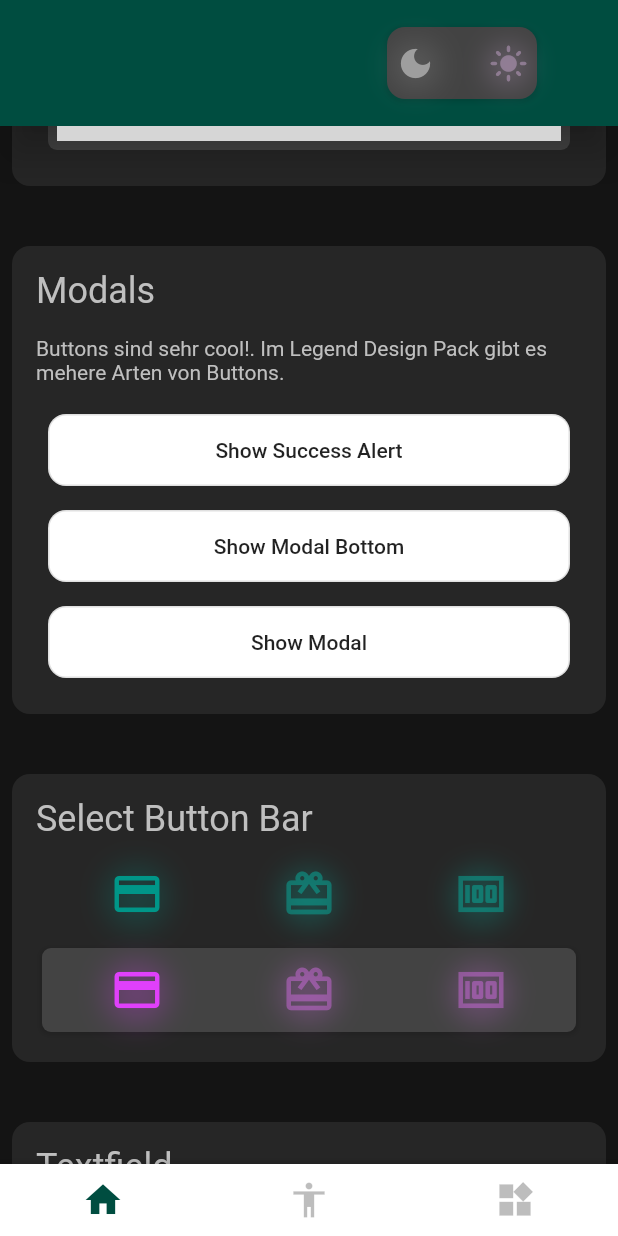
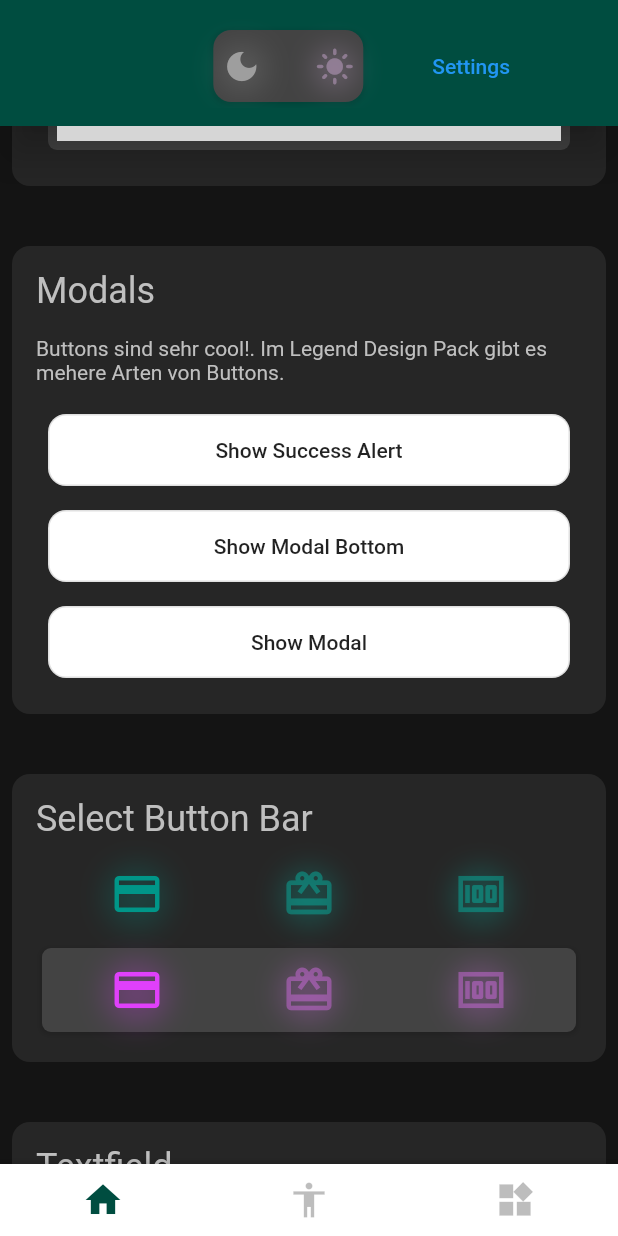
Before and after one commit to ThomasFercher/legend-design, a Flutter app: the WidgetComponents screen opened directly, scrolled down 576 dp, on a phone screen of 412 x 824 dp. Run offline on Flutter 3.47's test engine with Material 2 defaults, Android fonts, the phone set to English and light mode, and no system bars; our stand-ins replace flutter_svg, rive; missing offline and left inert: flutter_syntax_view; Roboto replaces fonts that are missing (sans serif); grey boxes are pictures that could not be loaded.

Commit message:
Settings Menu Sider First Implementation

```diff
--- a/lib/customwidgets/layout/grid/legendGrid.dart
+++ b/lib/customwidgets/layout/grid/legendGrid.dart
@@ -11,12 +11,14 @@ class LegendGrid extends StatelessWidget {
   final LegendGridSize sizes;
   final int? crossAxisCount;
   final EdgeInsets? margin;
+  final double? width;
 
   LegendGrid({
     required this.children,
     required this.sizes,
     this.crossAxisCount,
     this.margin,
+    this.width,
   });
 
   @override
@@ -28,8 +30,15 @@ class LegendGrid extends StatelessWidget {
 
     return LayoutBuilder(builder: (context, constraints) {
       int count = size.count;
-
-      double singleChildWidth = constraints.maxWidth / count;
+      double singleChildWidth;
+      print(width);
+      if (constraints.maxWidth == 0.0) {
+        if (width != null)
+          singleChildWidth = width! / count;
+        else
+          throw Error();
+      } else
+        singleChildWidth = constraints.maxWidth / count;
       int rows = (children.length / count).ceil();
       double height = size.height * rows;
       double aspectRatio = singleChildWidth / (height / rows);
--- a/lib/customwidgets/layout/legendScaffold.dart
+++ b/lib/customwidgets/layout/legendScaffold.dart
@@ -11,6 +11,7 @@ import 'package:provider/provider.dart';
 import 'package:webstore/customwidgets/layout/fixed/bottomBar.dart/fixedBottomBar.dart';
 import 'package:webstore/customwidgets/layout/sectionNavigation/sectionNavigation.dart';
 import 'package:webstore/customwidgets/layout/sections/section.dart';
+import 'package:webstore/customwidgets/modals/legendDrawer.dart';
 import 'package:webstore/router/routes/sectionProvider.dart';
 import 'package:webstore/router/routes/sectionRouteInfo.dart';
 import 'package:webstore/styles/theming/colors/legendColorTheme.dart';
@@ -68,10 +69,13 @@ class _LegendScaffoldState extends State<LegendScaffold> {
 
   late ScrollController controller;
 
+  late bool showSettings;
+
   @override
   void initState() {
     super.initState();
 
+    showSettings = false;
     controller = new ScrollController(
       initialScrollOffset: 0,
     );
@@ -161,6 +165,16 @@ class _LegendScaffoldState extends State<LegendScaffold> {
           builder: widget.appBarBuilder,
           pcontext: context,
           layoutType: widget.layoutType,
+          onActionPressed: (i) {
+            switch (i) {
+              case 0:
+                setState(() {
+                  showSettings = true;
+                });
+                break;
+              default:
+            }
+          },
         );
       case LayoutType.FixedHeader:
         return FixedAppBar(
@@ -170,6 +184,16 @@ class _LegendScaffoldState extends State<LegendScaffold> {
               : false,
           pcontext: context,
           layoutType: widget.layoutType,
+          onActionPressed: (i) {
+            switch (i) {
+              case 0:
+                setState(() {
+                  showSettings = true;
+                });
+                break;
+              default:
+            }
+          },
         );
       default:
         return SliverToBoxAdapter(
@@ -194,11 +218,6 @@ class _LegendScaffoldState extends State<LegendScaffold> {
       contentPadding = const EdgeInsets.all(4);
     }
 
-    //TODO: Make COntent height fit screen if not specified
-    var fixedHeaderHeight = 10;
-    var whitespace = 16 * 2 + 10;
-    var footerHeight = 200;
-
     LegendTheme theme = Provider.of<LegendTheme>(context);
     SizeProvider.of(context).titleWidth = SizeProvider.calcTextSize(
           "Legend Design",
@@ -214,7 +233,10 @@ class _LegendScaffoldState extends State<LegendScaffold> {
 
     List<Widget> children = getChildren(context);
     if (children.isNotEmpty) children.add(getFooter(120));
-    return Scaffold(
+
+    return Stack(
+      children: [
+        Scaffold(
           endDrawer: DrawerMenu(),
           bottomNavigationBar:
               SizeProvider.of(context).isMobile ? FixedBottomBar() : null,
@@ -238,8 +260,8 @@ class _LegendScaffoldState extends State<LegendScaffold> {
                         getHeader(context),
                         widget.children.isEmpty
                             ? SliverToBoxAdapter(
-                            child:
-                                LayoutBuilder(builder: (context, constraints) {
+                                child: LayoutBuilder(
+                                    builder: (context, constraints) {
                                   double footerheight = 120;
                                   double space = maxHeight -
                                       footerheight -
@@ -326,6 +348,17 @@ class _LegendScaffoldState extends State<LegendScaffold> {
                 ),
             ],
           ),
+        ),
+        if (showSettings)
+          LegendDrawer(
+            width: 600,
+            onClosed: () {
+              setState(() {
+                showSettings = false;
+              });
+            },
+          ),
+      ],
     );
   }
 
--- /dev/null
+++ b/lib/customwidgets/layout/platforms/material.dart
@@ -0,0 +1 @@
+class MaterialLayout {}
--- a/lib/customwidgets/typography/typography.dart
+++ b/lib/customwidgets/typography/typography.dart
@@ -85,9 +85,9 @@ class LegendTextStyle extends TextStyle {
   factory LegendTextStyle.h2() {
     return LegendTextStyle(
       textColor: Colors.black54,
-      backgroundColor: Colors.white,
-      fontSize: 12,
-      fontWeight: FontWeight.w600,
+      backgroundColor: Colors.transparent,
+      fontSize: 24,
+      fontWeight: FontWeight.w300,
       fontFamily: "sans serif",
     );
   }
--- a/lib/styles/theming/legendTheme.dart
+++ b/lib/styles/theming/legendTheme.dart
@@ -64,7 +64,7 @@ class LegendTheme extends ChangeNotifier {
     foreground: [LegendColors.gray10, LegendColors.gray9],
     selectionColor: Colors.tealAccent,
     textColorDark: LegendColors.gray6,
-    textColorLight: Colors.teal[200]!,
+    textColorLight: LegendColors.gray4,
   );
 
   void changeColorTheme(LegendColorThemeType type, BuildContext context) {
```
Also changed, not shown: lib/customwidgets/layout/fixed/appBar.dart/fixedAppBar.dart (+17 -1 lines), lib/customwidgets/modals/legendDrawer.dart (added, +181 -0 lines). Lines whose indentation alone changed are shown as unchanged.
